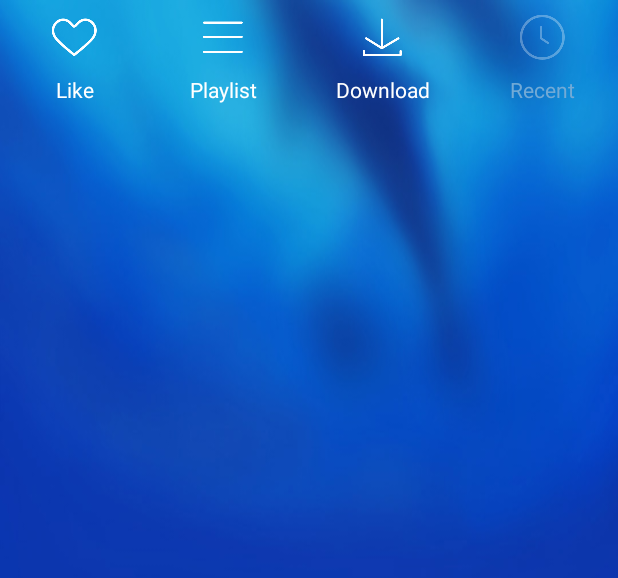
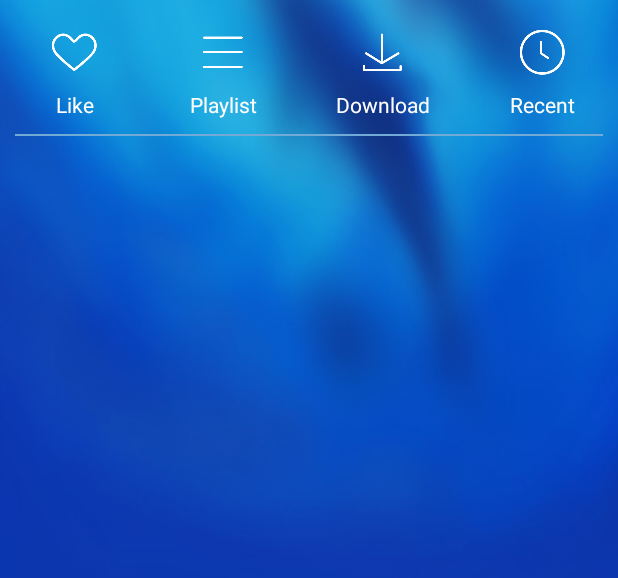
Before and after one commit to Aphrodite123/style, an Android app: the layout fragment_listen.xml on its own in the app's theme, with its tools: preview values and no code run, on a phone screen of 412 x 824 dp. Shown: the top 578 px of the screen. Run offline under Robolectric (Android 15) with nearby library versions, the phone set to English and light mode, and no system bars.

Commit message:
listen fragment navigation focus event

```diff
--- a/HyunPlayer/app/src/main/res/drawable/fragment_listen_recent_selected.xml
+++ b/HyunPlayer/app/src/main/res/drawable/fragment_listen_recent_selected.xml
@@ -1,6 +1,5 @@
 <?xml version="1.0" encoding="utf-8"?>
 <selector xmlns:android="http://schemas.android.com/apk/res/android">
-    <item android:drawable="@drawable/skin_kg_navigation_recent_pressed" android:state_pressed="false"/>
     <item android:drawable="@drawable/skin_kg_navigation_recent_pressed" android:state_pressed="true"/>
     <item android:drawable="@drawable/skin_kg_navigation_recent_normal"/>
 </selector>
--- a/HyunPlayer/app/src/main/res/layout/fragment_listen.xml
+++ b/HyunPlayer/app/src/main/res/layout/fragment_listen.xml
@@ -7,7 +7,13 @@
 
     <LinearLayout
         android:layout_width="match_parent"
+        android:layout_height="match_parent"
+        android:orientation="vertical">
+
+        <LinearLayout
+            android:layout_width="match_parent"
             android:layout_height="wrap_content"
+            android:layout_marginTop="@dimen/navigation_top_margin"
             android:orientation="horizontal">
 
             <LinearLayout
@@ -82,10 +88,22 @@
                     android:drawableTop="@drawable/fragment_listen_recent_selected"
                     android:gravity="center"
                     android:text="@string/listen_recent"
-                android:textColor="#ff72aad6"/>
                     android:textColor="@android:color/white"/>
             </LinearLayout>
 
         </LinearLayout>
 
+        <ImageView
+            style="@style/horizontal_line"
+            android:layout_marginLeft="10dp"
+            android:layout_marginRight="10dp"
+            android:layout_marginTop="@dimen/navigation_top_margin"/>
+
+        <RelativeLayout
+            android:layout_width="match_parent"
+            android:layout_height="wrap_content">
+
+        </RelativeLayout>
+    </LinearLayout>
+
 </ScrollView>
--- a/HyunPlayer/app/src/main/res/values/colors.xml
+++ b/HyunPlayer/app/src/main/res/values/colors.xml
@@ -11,6 +11,6 @@
 
     <!-- fragment listen -->
     <color name="fragment_listen_navigation_pressed">#ff72aad6</color>
-    <color name="skin_line">#24000000</color>
+    <color name="skin_line">#ff72aad6</color>
 
 </resources>
--- a/HyunPlayer/app/src/main/res/values/dimens.xml
+++ b/HyunPlayer/app/src/main/res/values/dimens.xml
@@ -16,4 +16,8 @@
 
     <!-- home activity -->
     <dimen name="menu_textview_size">14dp</dimen>
+
+    <!-- fragment listen -->
+    <dimen name="navigation_top_margin">10dp</dimen>
+
 </resources>
--- a/HyunPlayer/app/src/main/res/values/styles.xml
+++ b/HyunPlayer/app/src/main/res/values/styles.xml
@@ -7,7 +7,7 @@
         <item name="colorPrimaryDark">@color/colorPrimaryDark</item>
         <item name="colorAccent">@color/colorAccent</item>
     </style>
-<!-- The style of divider -->
+    <!-- The style of divider -->
     <style name="horizontal_line">
         <item name="android:layout_width">match_parent</item>
         <item name="android:layout_height">1dp</item>
```
Also changed, not shown: HyunPlayer/app/src/main/java/com/aphrodite/hyunplayer/ui/fragment/ListenFragment.java (+105 -1 lines). Lines whose indentation alone changed are shown as unchanged.
